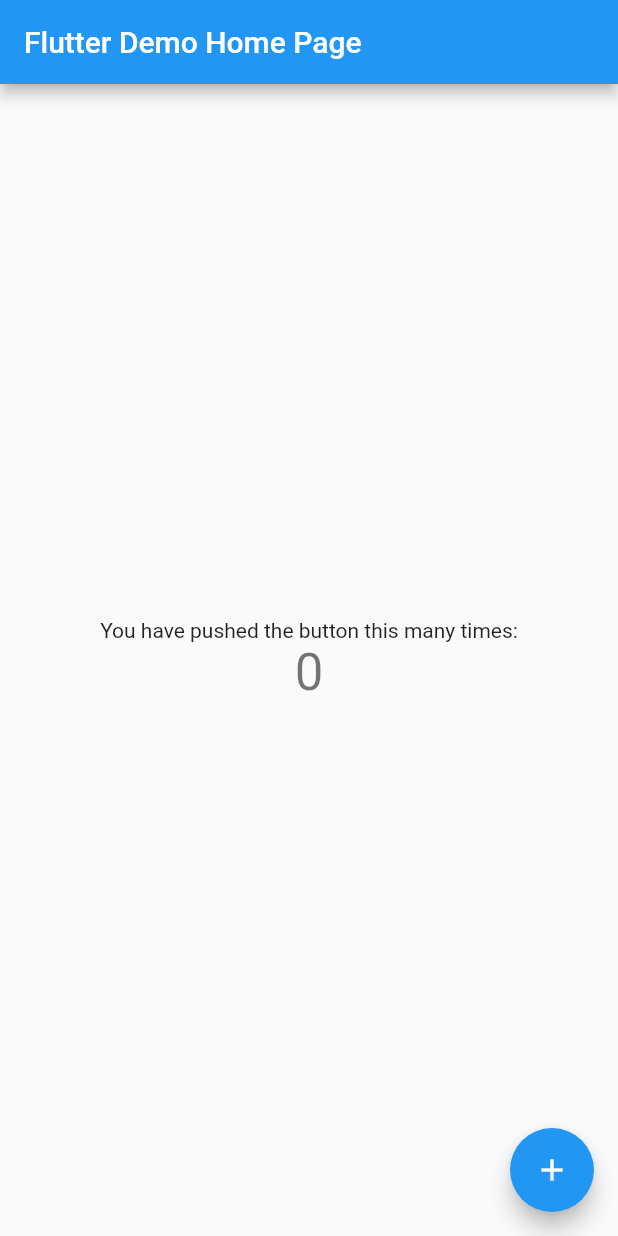
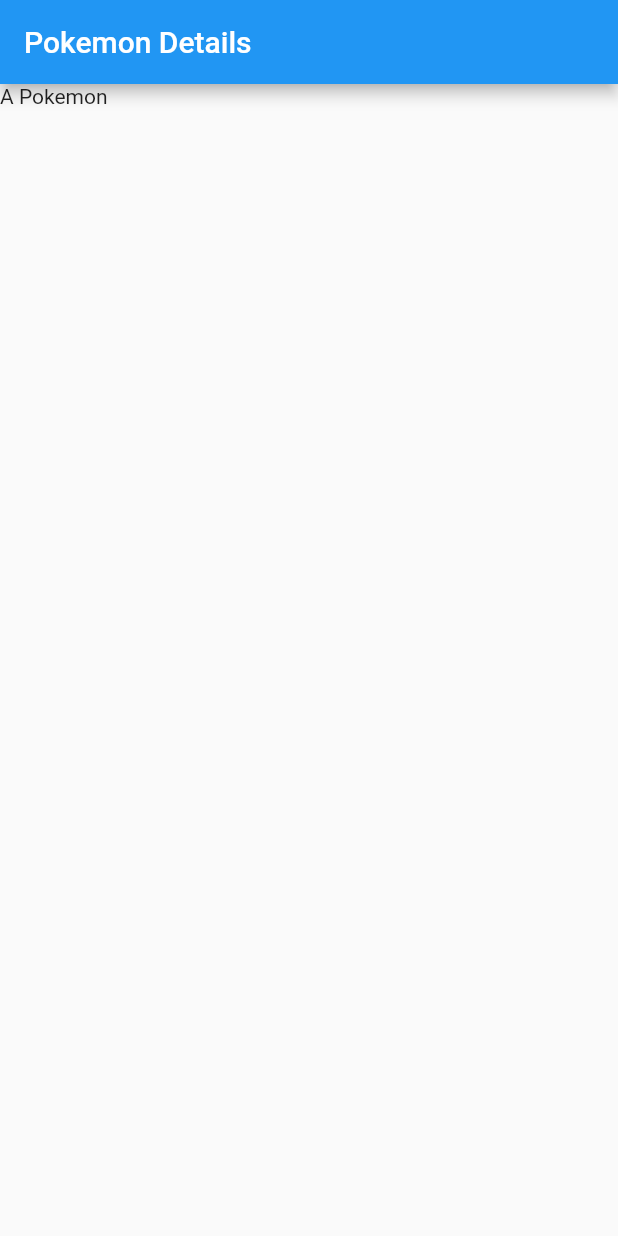
Before and after one commit to addyi/pokedek, a Flutter app: the screen it shows after launch, on a phone screen of 412 x 824 dp. Run offline on Flutter 3.47's test engine with Material 2 defaults, Android fonts, the phone set to English and light mode, and no system bars; our stand-ins replace bloc.

Commit message:
create pokemon bloc structure

```diff
--- a/lib/src/app.dart
+++ b/lib/src/app.dart
@@ -1,15 +1,15 @@
 import 'package:flutter/material.dart';
 import 'package:pokedex/src/screens/counter_screen.dart';
+import 'package:pokedex/src/screens/pmdetails/pokemon_screen.dart';
 
 class App extends StatelessWidget {
   @override
   Widget build(BuildContext context) {
     return MaterialApp(
-      title: 'Flutter Demo',
-      theme: ThemeData(
-        primarySwatch: Colors.blue,
-      ),
-      home: CounterScreen(title: 'Flutter Demo Home Page'),
+      title: 'Pokedex',
+      theme: ThemeData(primarySwatch: Colors.blue),
+      //home: CounterScreen(title: 'Flutter Demo Home Page'),
+      home: PokemonScreen(),
     );
   }
 }
--- /dev/null
+++ b/lib/src/screens/pmdetails/pokemon_bloc.dart
@@ -0,0 +1,18 @@
+import 'package:bloc/bloc.dart';
+
+import 'package:pokedex/src/screens/pmdetails/pokemon_events.dart';
+import 'package:pokedex/src/screens/pmdetails/pokemon_state.dart';
+
+class PokemonBloc extends Bloc<PokemonEvent, PokemonState> {
+  @override
+  PokemonState get initialState => PokemonState.initial();
+
+  @override
+  Stream<PokemonState> mapEventToState(PokemonEvent event) async* {
+    if (event is FetchPokemonEvent) {
+      yield PokemonState.initial();
+    }
+  }
+
+  void onFetchPokemon() => dispatch(FetchPokemonEvent());
+}
--- /dev/null
+++ b/lib/src/screens/pmdetails/pokemon_events.dart
@@ -0,0 +1,3 @@
+abstract class PokemonEvent{}
+
+class FetchPokemonEvent extends PokemonEvent{}
--- /dev/null
+++ b/lib/src/screens/pmdetails/pokemon_screen.dart
@@ -0,0 +1,21 @@
+import 'package:flutter/material.dart';
+import 'package:pokedex/src/screens/pmdetails/pokemon_bloc.dart';
+
+class PokemonScreen extends StatefulWidget {
+  @override
+  _PokemonScreenState createState() => _PokemonScreenState();
+}
+
+class _PokemonScreenState extends State<PokemonScreen> {
+  final PokemonBloc _pokemonBloc = PokemonBloc();
+
+  @override
+  Widget build(BuildContext context) {
+    return Scaffold(
+      appBar: AppBar(
+        title: Text('Pokemon Details')
+      ),
+      body: Text('A Pokemon'),
+    );
+  }
+}
--- /dev/null
+++ b/lib/src/screens/pmdetails/pokemon_state.dart
@@ -0,0 +1,10 @@
+import 'package:meta/meta.dart';
+
+@immutable
+class PokemonState {
+  final int id;
+
+  PokemonState._(this.id);
+
+  factory PokemonState.initial() => PokemonState._(0);
+}
```
